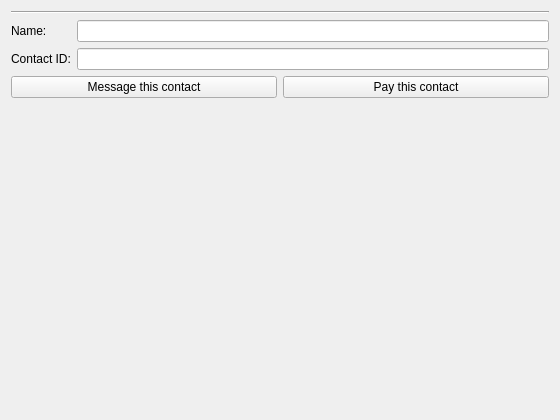
Qt form src/gui/widgets/contactdetails.ui (Open-Transactions/Moneychanger) before a commit.
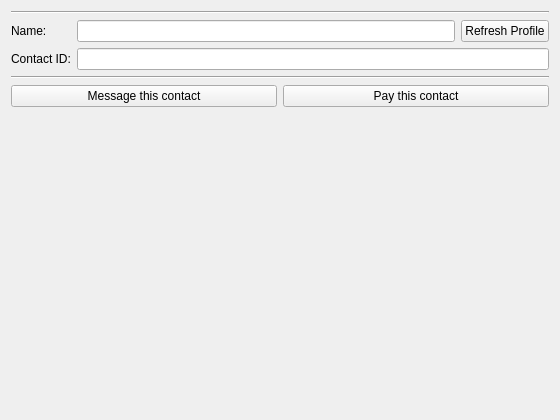
The same form after that commit. Icons and pictures are not drawn. Custom widgets are drawn as their Qt base class.

Diff of the .ui file:
```diff
--- a/src/gui/widgets/contactdetails.ui
+++ b/src/gui/widgets/contactdetails.ui
@@ -65,7 +65,14 @@
        </property>
       </widget>
      </item>
-     <item row="1" column="1">
+     <item row="0" column="2">
+      <widget class="QPushButton" name="pushButtonRefresh">
+       <property name="text">
+        <string>Refresh Profile</string>
+       </property>
+      </widget>
+     </item>
+     <item row="1" column="1" colspan="2">
       <widget class="QLineEdit" name="lineEditID">
        <property name="readOnly">
         <bool>true</bool>
@@ -74,6 +81,13 @@
      </item>
     </layout>
    </item>
+   <item>
+    <widget class="Line" name="line_2">
+     <property name="orientation">
+      <enum>Qt::Horizontal</enum>
+     </property>
+    </widget>
+   </item>
    <item>
     <layout class="QHBoxLayout" name="horizontalLayout">
      <item>
```
Left out of the diff: 14 changed lines with no effect on the pictures.
